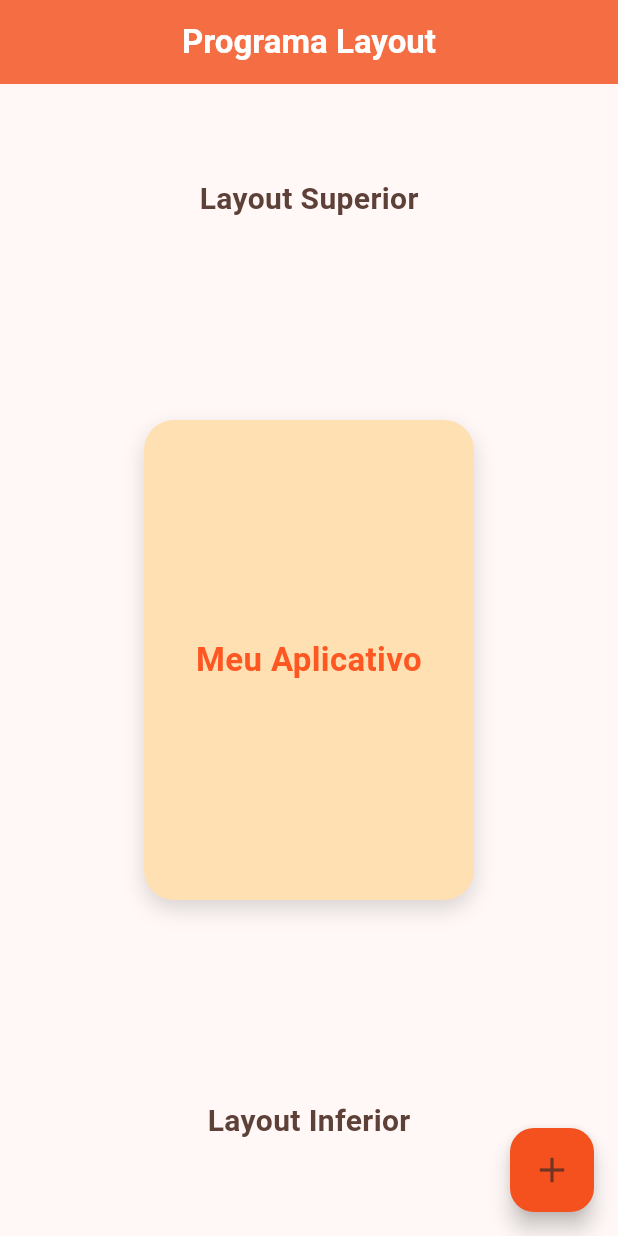
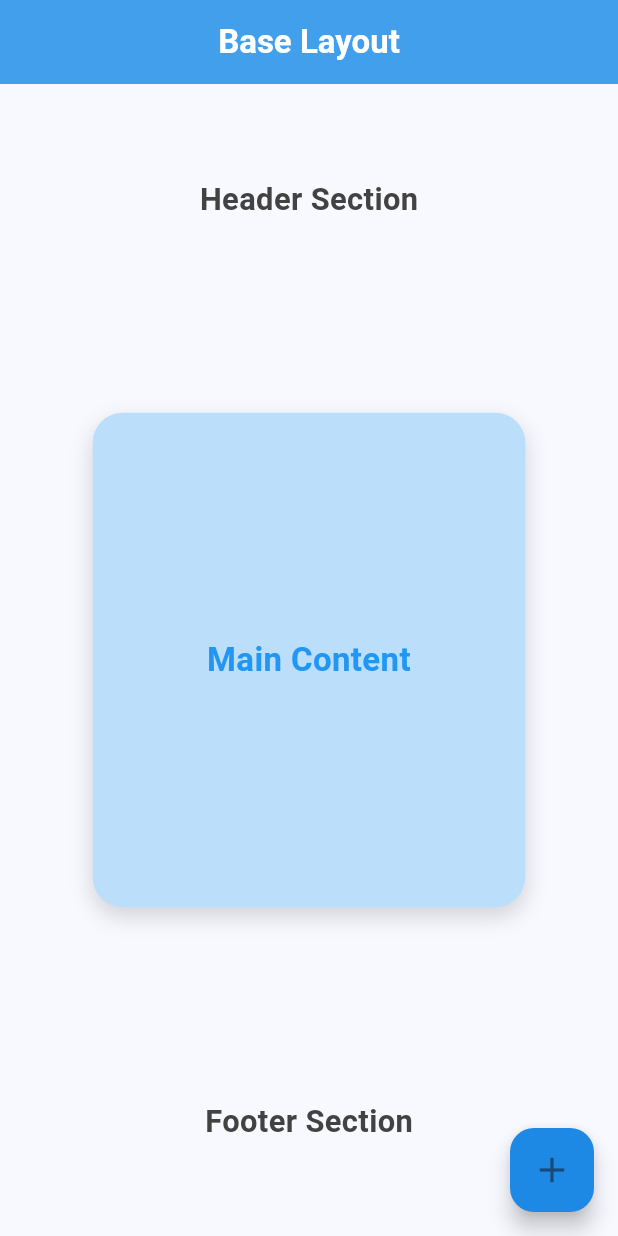
Before and after one commit to UelitonFOX/App-Layout, a Flutter app: the screen it shows after launch, on a phone screen of 412 x 824 dp. Run offline on Flutter 3.47's test engine with Material 3 defaults, Android fonts, the phone set to English and light mode, and no system bars.

Commit message:
atualizacao no layout

```diff
--- a/lib/main.dart
+++ b/lib/main.dart
@@ -11,32 +11,34 @@ class App extends StatelessWidget {
   Widget build(BuildContext context) {
     return MaterialApp(
       debugShowCheckedModeBanner: false,
-      title: 'Programa Layout',
+      title: 'Base Layout',
       theme: ThemeData(
-        colorScheme: ColorScheme.fromSeed(seedColor: Colors.deepOrange),
+        colorScheme: ColorScheme.fromSeed(seedColor: Colors.blue),
         useMaterial3: true,
         fontFamily: 'Roboto',
       ),
-      home: const HomePage(title: 'Programa Layout'),
+      home: const BaseLayout(title: 'Base Layout'),
     );
   }
 }
 
-class HomePage extends StatefulWidget {
-  const HomePage({super.key, required this.title});
+class BaseLayout extends StatefulWidget {
+  const BaseLayout({super.key, required this.title});
 
   final String title;
 
   @override
-  State<HomePage> createState() => _HomePageState();
+  State<BaseLayout> createState() => _BaseLayoutState();
 }
 
-class _HomePageState extends State<HomePage> {
+class _BaseLayoutState extends State<BaseLayout> {
   @override
   Widget build(BuildContext context) {
+    final size = MediaQuery.of(context).size;
+
     return Scaffold(
       appBar: AppBar(
-        backgroundColor: Colors.deepOrange.shade400,
+        backgroundColor: Colors.blue.shade400,
         elevation: 4.0,
         title: Text(
           widget.title,
@@ -48,31 +50,36 @@ class _HomePageState extends State<HomePage> {
         ),
         centerTitle: true,
       ),
-      body: Column(
+      body: LayoutBuilder(
+        builder: (context, constraints) {
+          final isPortrait = constraints.maxWidth < constraints.maxHeight;
+
+          return Column(
             children: [
-          // Seção Superior
+              // Top Section
               Expanded(
                 flex: 2,
                 child: Center(
                   child: Text(
-                'Layout Superior',
+                    'Header Section',
                     style: TextStyle(
-                  color: Colors.brown.shade700,
-                  fontSize: 20,
+                      color: Colors.grey.shade800,
+                      fontSize: size.width * 0.05,
                       fontWeight: FontWeight.w600,
                     ),
                   ),
                 ),
               ),
-          // Card Central
+
+              // Main Content Section
               Expanded(
                 flex: 6,
                 child: Center(
                   child: Container(
-                width: 220,
-                height: 320,
+                    width: size.width * 0.7,
+                    height: isPortrait ? size.height * 0.4 : size.height * 0.6,
                     decoration: BoxDecoration(
-                  color: Colors.orange.shade100,
+                      color: Colors.blue.shade100,
                       borderRadius: BorderRadius.circular(20),
                       boxShadow: [
                         BoxShadow(
@@ -84,9 +91,9 @@ class _HomePageState extends State<HomePage> {
                     ),
                     child: const Center(
                       child: Text(
-                    'Meu Aplicativo',
+                        'Main Content',
                         style: TextStyle(
-                      color: Colors.deepOrange,
+                          color: Colors.blue,
                           fontSize: 22,
                           fontWeight: FontWeight.w700,
                         ),
@@ -96,28 +103,32 @@ class _HomePageState extends State<HomePage> {
                   ),
                 ),
               ),
-          // Seção Inferior
+
+              // Bottom Section
               Expanded(
                 flex: 2,
                 child: Center(
                   child: Text(
-                'Layout Inferior',
+                    'Footer Section',
                     style: TextStyle(
-                  color: Colors.brown.shade700,
-                  fontSize: 20,
+                      color: Colors.grey.shade800,
+                      fontSize: size.width * 0.05,
                       fontWeight: FontWeight.w600,
                     ),
                   ),
                 ),
               ),
             ],
+          );
+        },
       ),
+
       floatingActionButton: FloatingActionButton(
         onPressed: () {
-          // Ação do botão flutuante
+          // Action for floating button
         },
-        tooltip: 'Adicionar',
-        backgroundColor: Colors.deepOrange.shade600,
+        tooltip: 'Add',
+        backgroundColor: Colors.blue.shade600,
         child: const Icon(Icons.add, size: 28),
       ),
     );
```
Lines whose indentation alone changed are shown as unchanged.
